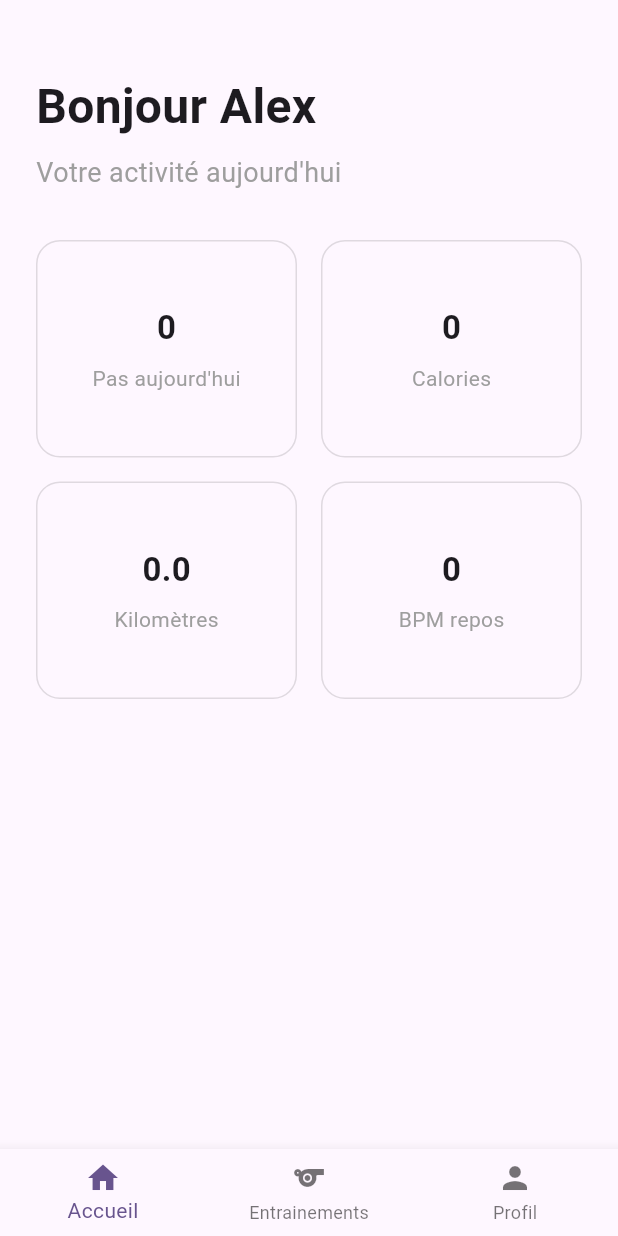
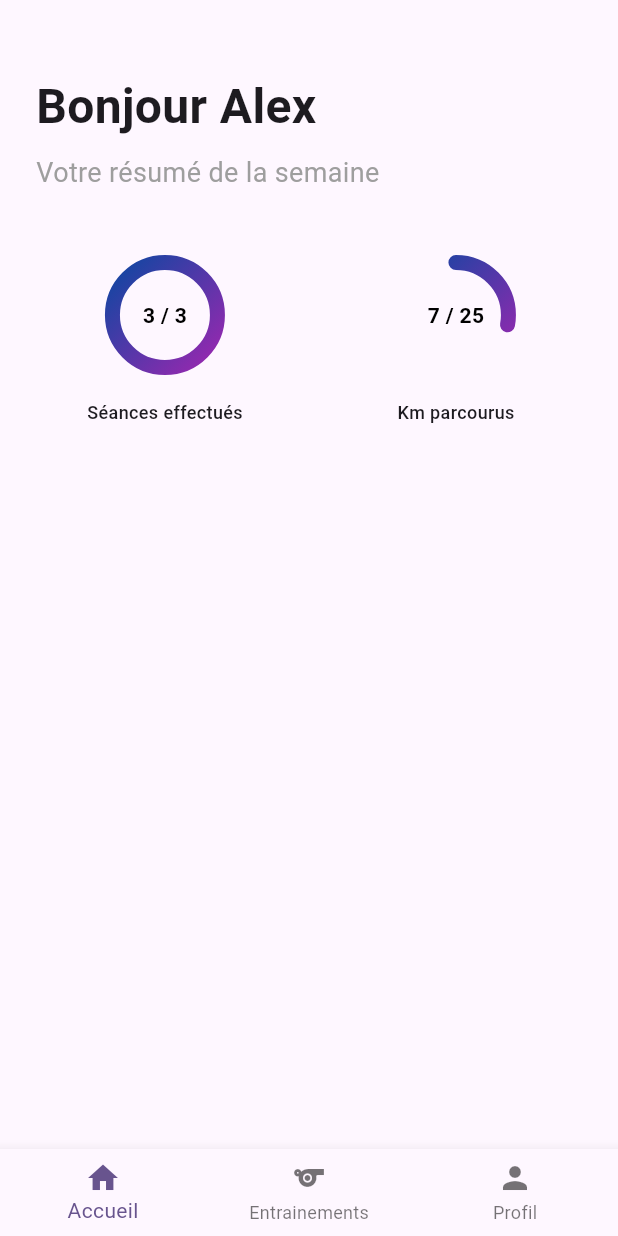
Before and after one commit to ferum-pdg/mobile-app, a Flutter app: the screen it shows after launch, on a phone screen of 412 x 824 dp. Run offline on Flutter 3.47's test engine with Material 3 defaults, Android fonts, the phone set to English and light mode, and no system bars; our stand-ins replace share_plus; missing offline and left inert: pigeon.

Commit message:
feat: implement cirular progress bar

```diff
--- a/lib/pages/home.dart
+++ b/lib/pages/home.dart
@@ -8,6 +8,7 @@ import '../pigeons/workout.g.dart';
 import '../pigeons/healthkit_authorization.g.dart';
 
 import '../widgets/infoCard.dart';
+import '../widgets/circularProgressBar.dart';
 
 class MyHomePage extends StatefulWidget {
   const MyHomePage({super.key});
@@ -72,35 +73,25 @@ class _MyHomePageState extends State<MyHomePage> {
               ),
               const SizedBox(height: 8),
               const Text(
-                "Votre activité aujourd'hui",
+                "Votre résumé de la semaine",
                 style: TextStyle(fontSize: 18, color: Colors.grey),
               ),
               const SizedBox(height: 32),
-              // Les 4 "carrés"
-              Expanded(
-                child: GridView.count(
-                  crossAxisCount: 2, // 2 colonnes
-                  mainAxisSpacing: 16,
-                  crossAxisSpacing: 16,
-                  childAspectRatio: 1.2,
-                  children: [
-                    InfoCard(title: '$steps', subtitle: "Pas aujourd'hui"),
-                    InfoCard(
-                      //Convertit les calories en Int afin de pas avoir de chiffre après la virgule.
-                      title: '${active_energy_burned.toInt()}',
-                      subtitle: "Calories",
-                    ),
-                    InfoCard(
-                      //On affiche 1 digit après la virgule
-                      title: distance_walking_running.toStringAsFixed(1),
-                      subtitle: "Kilomètres",
-                    ),
-                    InfoCard(
-                      title: '$heart_rate_resting',
-                      subtitle: "BPM repos",
-                    ),
-                  ],
-                ),
+              Row(
+                mainAxisAlignment: MainAxisAlignment.spaceEvenly,
+                children: [
+                  circularPogressBar(
+                    totalDone: 3,
+                    total: 3,
+                    label: "Séances effectués",
+                  ),
+                  const SizedBox(width: 24),
+                  circularPogressBar(
+                    totalDone: 7,
+                    total: 25,
+                    label: "Km parcourus",
+                  ),
+                ],
               ),
             ],
           ),
--- /dev/null
+++ b/lib/widgets/circularProgressBar.dart
@@ -0,0 +1,134 @@
+import 'package:flutter/material.dart';
+
+import 'dart:math';
+
+class circularPogressBar extends StatelessWidget {
+  final int totalDone;
+  final int total;
+  final String label;
+  final double size;
+
+  const circularPogressBar({
+    super.key,
+    required this.totalDone,
+    required this.total,
+    this.label = "",
+    this.size = 100.0,
+  });
+
+  @override
+  Widget build(BuildContext context) {
+    return Column(
+      mainAxisSize: MainAxisSize
+          .min, // pour que la colonne prenne juste la place nécessaire
+      children: [
+        Container(
+          width: size,
+          height: size,
+          padding: const EdgeInsets.all(8.0),
+          decoration: BoxDecoration(
+            color: Colors.transparent,
+            shape: BoxShape.circle,
+            border: Border.all(color: Colors.transparent, width: 2.0),
+          ),
+          child: Stack(
+            alignment: Alignment.center,
+            children: [
+              CustomPaint(
+                size: Size(size, size),
+                painter: _GradientCircularProgressPainter(
+                  progress: (totalDone / total).toDouble(),
+                  gradient: LinearGradient(
+                    colors: [Colors.blue.shade900, Colors.purple],
+                    begin: Alignment.topLeft,
+                    end: Alignment.bottomRight,
+                  ),
+                  backgroundColor: Colors.transparent,
+                  stroke: 10.0,
+                ),
+                child: Center(
+                  child: Text(
+                    '$totalDone / $total',
+                    style: const TextStyle(
+                      fontSize: 14,
+                      fontWeight: FontWeight.w600,
+                      color: Colors.black,
+                    ),
+                  ),
+                ),
+              ),
+            ],
+          ),
+        ),
+        if (label.isNotEmpty) ...[
+          const SizedBox(height: 6), // espace entre la barre et le texte
+          Text(
+            label,
+            style: const TextStyle(fontSize: 12, fontWeight: FontWeight.w500),
+          ),
+        ],
+      ],
+    );
+  }
+}
+
+class _GradientCircularProgressPainter extends CustomPainter {
+  final double progress;
+  final Gradient gradient;
+  final Color backgroundColor; // New parameter for background color
+  final double? stroke;
+
+  _GradientCircularProgressPainter({
+    required this.progress,
+    required this.gradient,
+    required this.backgroundColor,
+    this.stroke,
+  });
+
+  @override
+  void paint(Canvas canvas, Size size) {
+    final center = Offset(size.width / 2, size.height / 2);
+    final strokeWidth = stroke ?? size.width / 10;
+    final radius = (size.width / 2) - strokeWidth / 2;
+    const startAngle = -pi / 2;
+    const fullSweepAngle = 2 * pi;
+    final progressSweepAngle = 2 * pi * progress;
+
+    final backgroundPaint = Paint()
+      ..color =
+          backgroundColor // Set the background color
+      ..style = PaintingStyle.stroke
+      ..strokeWidth = strokeWidth;
+
+    final gradientPaint = Paint()
+      ..shader = gradient.createShader(
+        Rect.fromCircle(center: center, radius: radius),
+      )
+      ..strokeCap = StrokeCap.round
+      ..style = PaintingStyle.stroke
+      ..strokeWidth = strokeWidth;
+
+    // Draw the background arc
+    canvas.drawArc(
+      Rect.fromCircle(center: center, radius: radius),
+      startAngle + progressSweepAngle,
+      fullSweepAngle - progressSweepAngle,
+      false,
+      backgroundPaint,
+    );
+
+    // Draw the gradient arc
+    canvas.drawArc(
+      Rect.fromCircle(center: center, radius: radius),
+      startAngle,
+      progressSweepAngle,
+      false,
+      gradientPaint,
+    );
+  }
+
+  @override
+  bool shouldRepaint(covariant CustomPainter oldDelegate) {
+    return true;
+  }
+}
```
Also changed, not shown: pubspec.lock.
